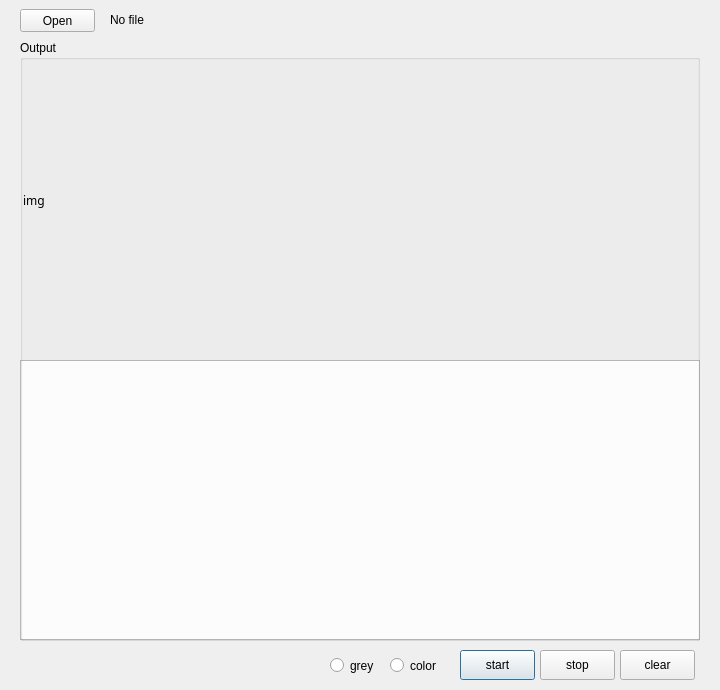
Old version of the form app2.ui in the repository blissin/window_git.
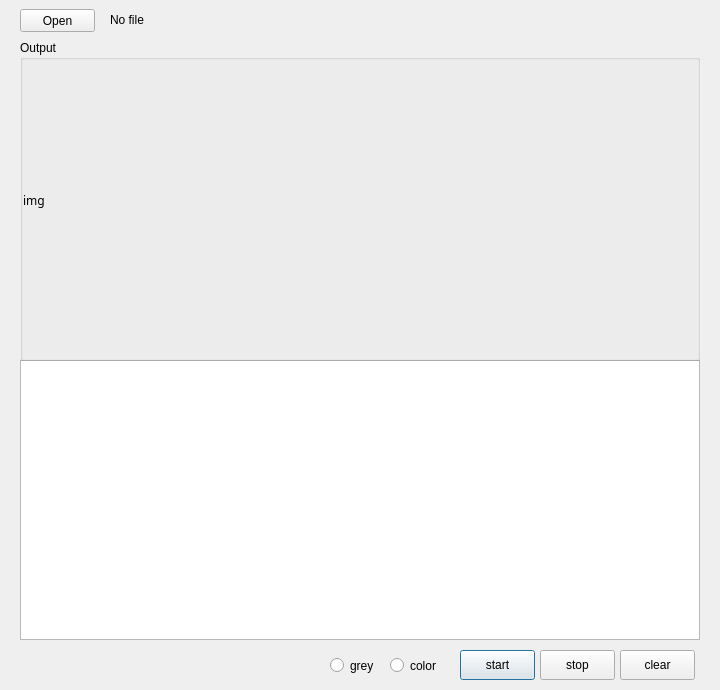
New version of the form.

```diff
--- a/app2.ui
+++ b/app2.ui
@@ -130,7 +130,7 @@
      <x>20</x>
      <y>40</y>
      <width>680</width>
-     <height>601</height>
+     <height>321</height>
     </rect>
    </property>
    <property name="title">
```
